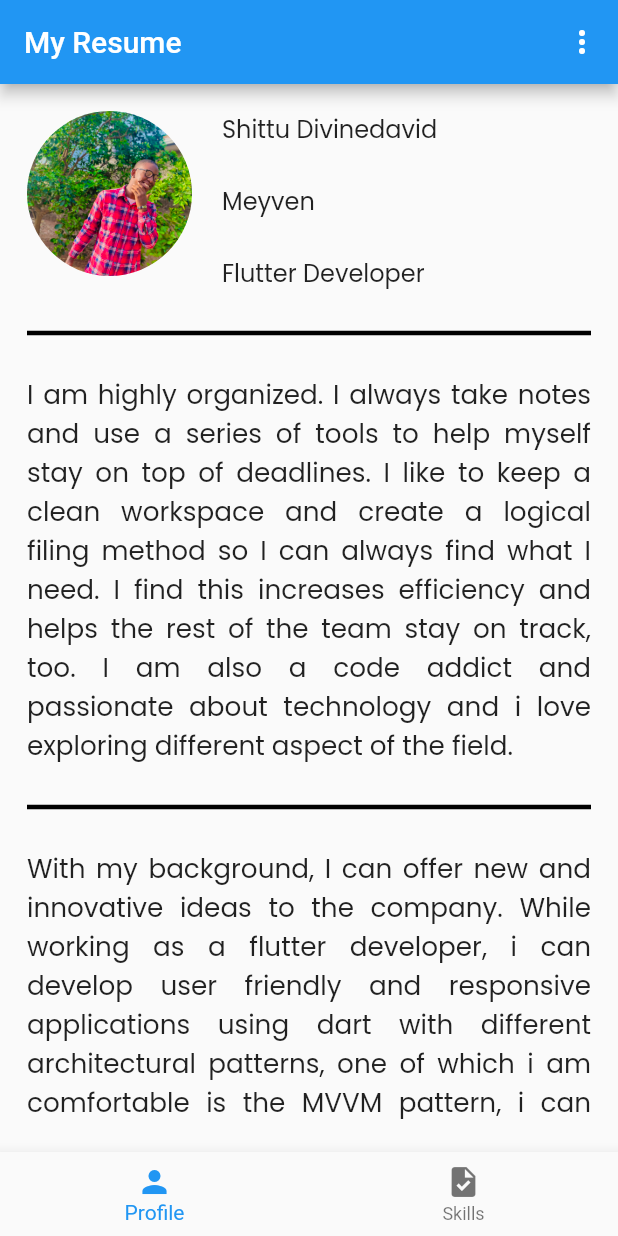
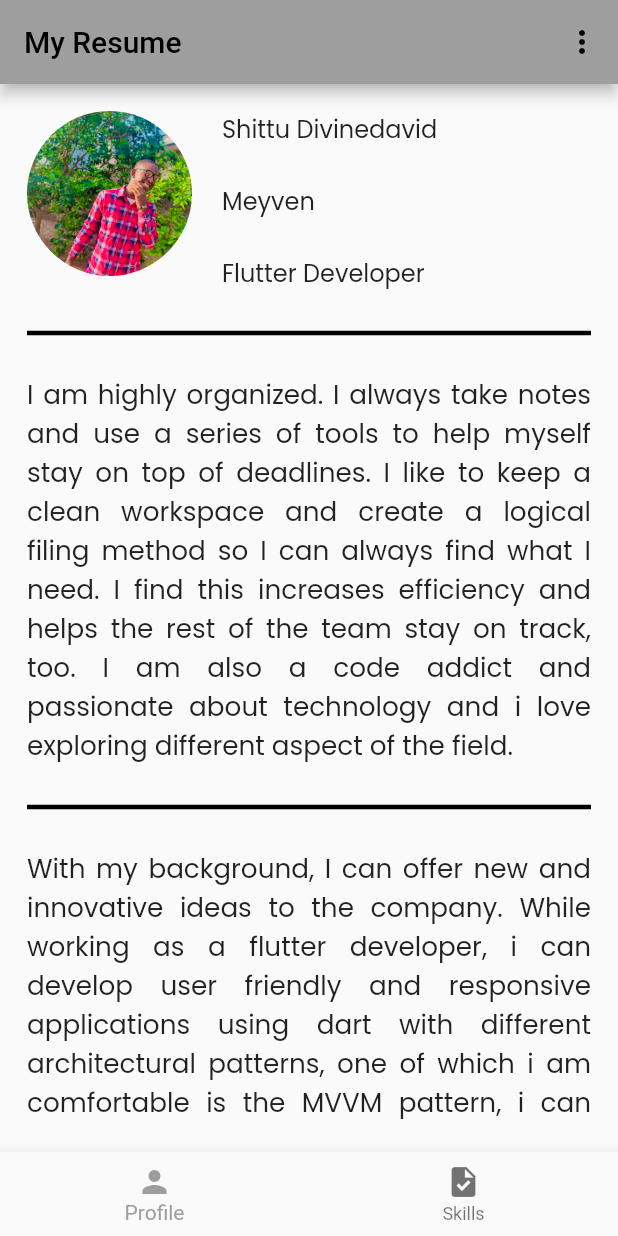
Before and after one commit to webs127/resume, a Flutter app: the screen it shows after launch, on a phone screen of 412 x 824 dp. Run offline on Flutter 3.47's test engine with Material 2 defaults, Android fonts, the phone set to English and light mode, and no system bars; our stand-ins replace font_awesome_flutter.

Commit message:
new changes

```diff
--- a/lib/main.dart
+++ b/lib/main.dart
@@ -31,17 +31,14 @@ class _MyAppState extends State<MyApp> {
     DateTime darkThemeEndTime = DateTime(now.year, now.month, now.day, 6);
     int timerSeconds;
     if (now.compareTo(darkThemeEndTime) > 0 && now.compareTo(darkThemeStartTime) < 0) {
-      print('lightTheme');
       _selectedTheme = ThemeManager.lightTheme;
       // theme will be changed at 7 pm
       timerSeconds = darkThemeStartTime.difference(now).inSeconds;
     } else if(now.compareTo(darkThemeStartTime) > 0) {
-      print('darkTheme');
       _selectedTheme = ThemeManager.darkTheme;
       DateTime nextDayMorningTime = darkThemeStartTime.add(const Duration(days: 1));
       timerSeconds = nextDayMorningTime.difference(now).inSeconds;
     } else {
-      print('darkTheme');
       _selectedTheme = ThemeManager.darkTheme;
       timerSeconds = darkThemeEndTime.difference(now).inSeconds;
     }
--- a/lib/presentation/resources/theme_manager.dart
+++ b/lib/presentation/resources/theme_manager.dart
@@ -3,13 +3,14 @@ import 'package:flutter/material.dart';
 class ThemeManager {
   ThemeData selectedTheme = ThemeData();
   static ThemeData lightTheme = ThemeData(
+    primarySwatch: Colors.grey,
     brightness: Brightness.light,
     textTheme: Typography.blackRedmond,
     visualDensity: VisualDensity.adaptivePlatformDensity,
   );
   static ThemeData darkTheme = ThemeData(
     brightness: Brightness.dark,
-
+    primarySwatch: Colors.grey,
     textTheme: Typography.whiteCupertino,
     visualDensity: VisualDensity.adaptivePlatformDensity,
   );
```
